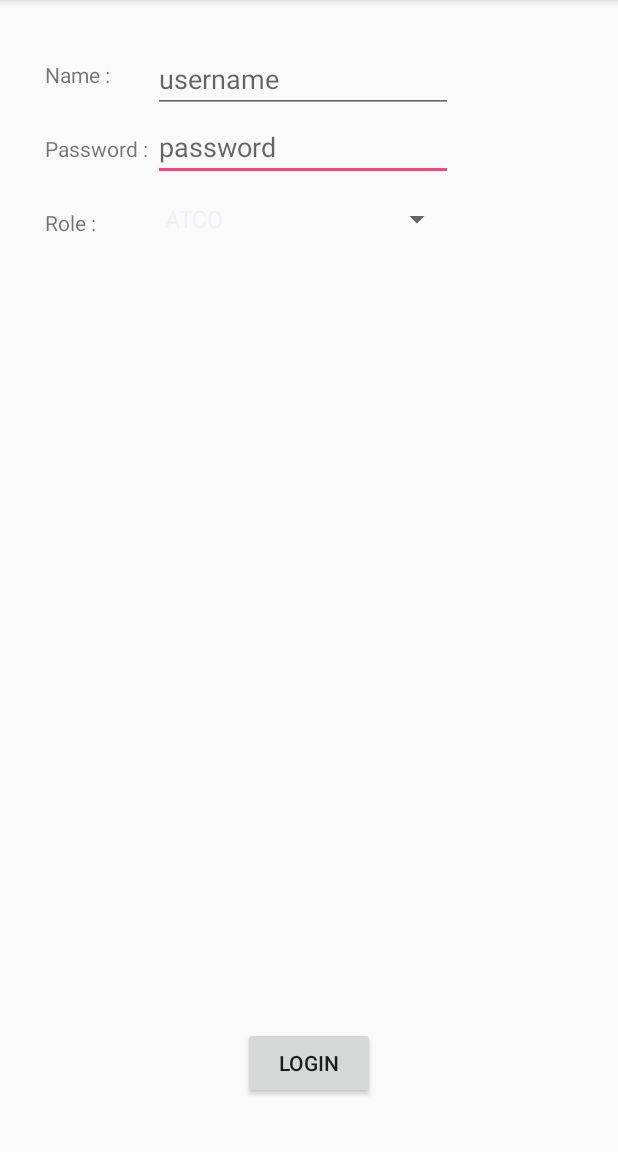
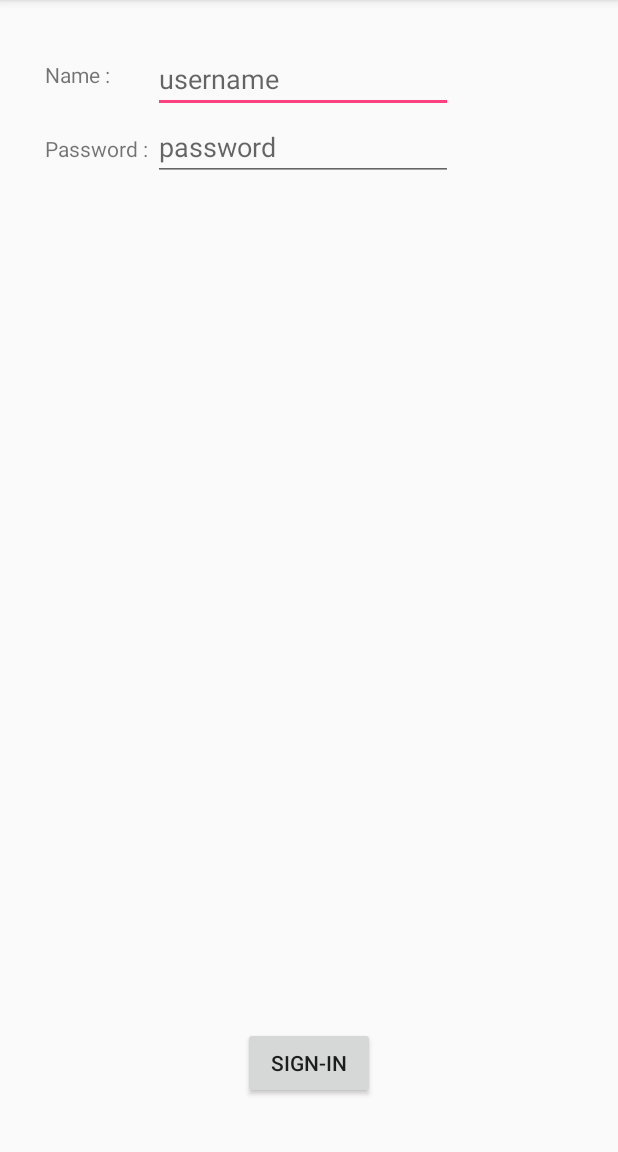
Before and after one commit to SPA-MECALS/App, an Android app: the LoginActivity screen opened directly, with no data from a screen before it, on a phone screen of 412 x 824 dp, the part 84-1236 px from its top. Run offline under Robolectric (Android 15) with nearby library versions, the phone set to English and light mode, and no system bars.

Commit message:
Sign in + token consideration

```diff
--- a/app/src/main/AndroidManifest.xml
+++ b/app/src/main/AndroidManifest.xml
@@ -17,7 +17,6 @@ package="mecals.mecalsapp">
             android:theme="@style/AppTheme">
             <intent-filter>
                 <action android:name="android.intent.action.MAIN" />
-
                 <category android:name="android.intent.category.LAUNCHER" />
             </intent-filter>
         </activity>
@@ -27,7 +26,6 @@ package="mecals.mecalsapp">
             android:label="@string/app_name"
             android:theme="@style/AppTheme"
             android:windowSoftInputMode="adjustPan">
-
         </activity>
 
         <activity
--- a/app/src/main/java/mecals/mecalsapp/HomeActivity.java
+++ b/app/src/main/java/mecals/mecalsapp/HomeActivity.java
@@ -11,7 +11,7 @@ import android.widget.ToggleButton;
 
 public class HomeActivity extends AppCompatActivity implements IRequestHandler {
 
-    Chronometer m_chronometer;
+    private Chronometer m_chronometer;
 
     @Override
     protected void onCreate(Bundle savedInstanceState) {
@@ -22,7 +22,7 @@ public class HomeActivity extends AppCompatActivity implements IRequestHandler {
 
         toggleAlarm.setOnCheckedChangeListener(new CompoundButton.OnCheckedChangeListener() {
             public void onCheckedChanged(CompoundButton buttonView, boolean isChecked) {
-                //TODO fix the chronometer. Itcrashes the app if we hit the Break Toggle Button for now
+                //TODO fix the chronometer. It crashes the app if we hit the Break Toggle Button for now
                 if (isChecked) {
                     m_chronometer.start();
                 }
@@ -33,7 +33,7 @@ public class HomeActivity extends AppCompatActivity implements IRequestHandler {
         });
     }
 
-    public void onSignOut(View view) {
+    public void onLogout(View view) {
         API.getInstance().logout(this);
     }
 
--- a/app/src/main/java/mecals/mecalsapp/LoginActivity.java
+++ b/app/src/main/java/mecals/mecalsapp/LoginActivity.java
@@ -4,30 +4,19 @@ import android.content.Intent;
 import android.os.Bundle;
 import android.support.v7.app.AppCompatActivity;
 import android.view.View;
-import android.widget.AdapterView;
-import android.widget.ArrayAdapter;
 import android.widget.Button;
 import android.widget.EditText;
-import android.widget.Spinner;
 import android.widget.Toast;
 
-public class LoginActivity extends AppCompatActivity implements AdapterView.OnItemSelectedListener, IRequestHandler {
-
-    private Spinner m_spinner;
-    private ArrayAdapter<CharSequence> m_adapter;
+public class LoginActivity extends AppCompatActivity implements IRequestHandler {
 
     @Override
     protected void onCreate(Bundle savedInstanceState) {
         super.onCreate(savedInstanceState);
         setContentView(R.layout.login_page);
         Button nameBtn = (Button) findViewById(R.id.loginButton);
-        m_spinner = (Spinner) findViewById(R.id.spinner1);
-        m_adapter = ArrayAdapter.createFromResource(getApplicationContext(), R.array.atco_array, android.R.layout.simple_spinner_item);
 
-        m_adapter.setDropDownViewResource(android.R.layout.simple_spinner_dropdown_item);
-        m_spinner.setAdapter(m_adapter);
-        m_spinner.setOnItemSelectedListener(this);
-        m_spinner.setSelection(0, true);
+        findViewById(R.id.insertName).requestFocus();
         nameBtn.setOnClickListener(new View.OnClickListener() {
             @Override
             public void onClick(View v) {
@@ -35,25 +24,13 @@ public class LoginActivity extends AppCompatActivity implements AdapterView.OnIt
                 String password = ((EditText) findViewById(R.id.insertPass)).getText().toString();
 
                 if (login.length() > 0 && password.length() > 0) {
-                    API.getInstance().login(LoginActivity.this, login, password);
+                    API.getInstance().signIn(LoginActivity.this, login, password);
                 }
                 else {
                     Toast.makeText(getApplicationContext(), Constants.ERR_NO_CREDENTIALS, Toast.LENGTH_SHORT).show();
                 }
             }
         });
-    }
-
-    public void onItemSelected(AdapterView<?> parent, View view, int position, long id) {
-        String role = m_spinner.getSelectedItem().toString();
-
-        m_spinner.setSelection(m_adapter.getPosition(role));
-        Toast.makeText(this.getApplicationContext(), "Your role is " + role, Toast.LENGTH_SHORT).show();
-    }
-
-    @Override
-    public void onNothingSelected(AdapterView<?> parent) {
-        m_spinner.setSelection(0, true);
     }
 
     public void onRequest(HttpResponse response, int identifier) {
@@ -63,6 +40,8 @@ public class LoginActivity extends AppCompatActivity implements AdapterView.OnIt
         }
         switch (response.getStatus()) {
             case 200:
+                //TODO Save token rather than entiere content :)
+                API.getInstance().addToken(this.getApplicationContext(), response.getContent());
                 Intent intent = new Intent(this.getApplicationContext(), HomeActivity.class);
                 this.startActivity(intent);
                 break;
--- a/app/src/main/java/mecals/mecalsapp/Route.java
+++ b/app/src/main/java/mecals/mecalsapp/Route.java
@@ -5,7 +5,7 @@ package mecals.mecalsapp;
  */
 
 public interface Route {
-    int LOGIN = 0;
-    int LOGOUT = 1;
-    int CHANGE_ROLE = 2;
+    int SIGN_IN = 0;
+    int LOGIN = 1;
+    int LOGOUT = 2;
 }
--- a/app/src/main/res/layout/login_page.xml
+++ b/app/src/main/res/layout/login_page.xml
@@ -21,17 +21,8 @@
         android:id="@+id/passTag"
         android:layout_alignStart="@+id/atcoNameTag"/>
 
-    <TextView
-        android:text="Role : "
-        android:layout_width="wrap_content"
-        android:layout_height="wrap_content"
-        android:layout_marginTop="30dp"
-        android:id="@+id/roleNameTag"
-        android:layout_below="@+id/passTag"
-        android:layout_alignStart="@+id/atcoNameTag"/>
-
     <Button
-        android:text="Login"
+        android:text="Sign-in"
         android:layout_width="wrap_content"
         android:layout_height="wrap_content"
         android:id="@+id/loginButton"
@@ -65,15 +56,4 @@
         android:layout_above="@+id/insertPass"
         android:layout_alignStart="@+id/insertPass" />
 
-    <Spinner
-        android:layout_width="200dp"
-        android:layout_height="wrap_content"
-        android:id="@+id/spinner1"
-        android:ems="10"
-        android:textColor = "#000000"
-        android:layout_alignStart="@+id/insertPass"
-        android:layout_alignBottom="@+id/roleNameTag"
-        android:layout_toEndOf="@+id/roleNameTag" />
-
-
 </RelativeLayout>
```
Also changed, not shown: app/src/main/java/mecals/mecalsapp/API.java (+25 -8 lines), app/src/main/java/mecals/mecalsapp/ScannerActivity.java (+22 -3 lines), app/src/main/res/layout/home_page.xml (+4 -4 lines).
